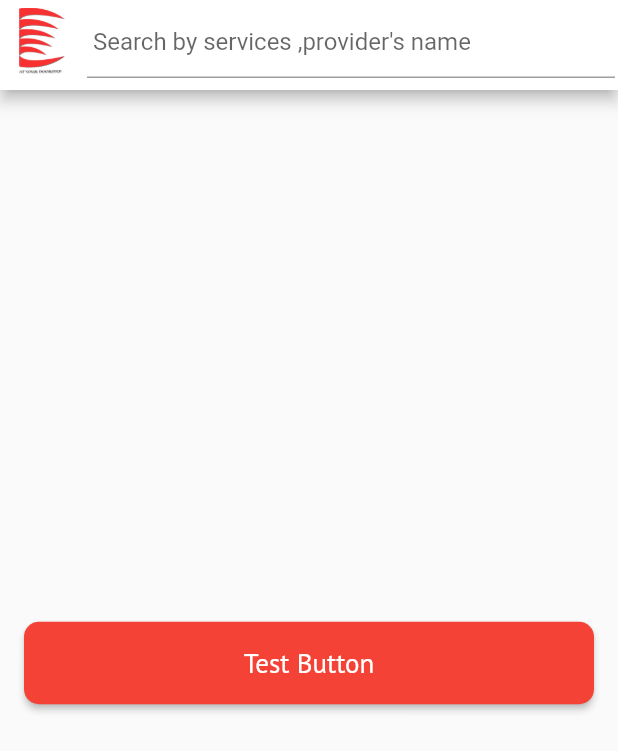
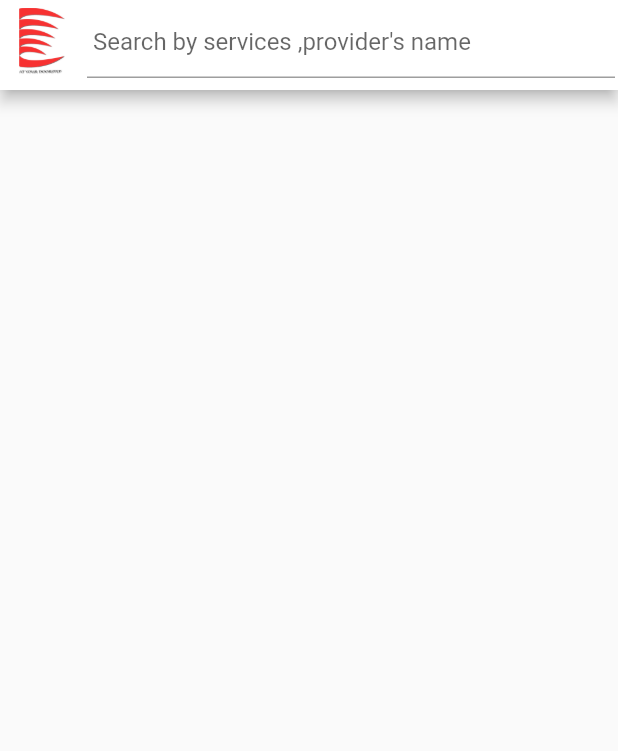
Before and after one commit to atyourdoorstep/at_your_doorstep-Ya_Ibrahim, a Flutter app: the SearchPage screen opened by its route, on a phone screen of 412 x 824 dp. Shown: the top 751 px of the screen. Run offline on Flutter 3.47's test engine with Material 2 defaults, Android fonts, the phone set to English and light mode, and no system bars; our stand-ins replace dio, flutter_easyloading, font_awesome_flutter, image_picker, location, shared_preferences; missing offline and left inert: blobs; accounts and stored records are empty.

```diff
--- a/lib/Screens/SearchPage.dart
+++ b/lib/Screens/SearchPage.dart
@@ -210,25 +210,7 @@ class _SearchPageState extends State<SearchPage> {
             ////
           ],
         ),
-      ): Center(
-        child: Padding(
-          padding: const EdgeInsets.all(8.0),
-          child: Padding(
-            padding: const EdgeInsets.all(8.0),
-            child: ElevatedButton(
-              onPressed: () {  },
-              child: Text("Test Button", style:
-              TextStyle(fontSize: 18, color: Colors.white, fontFamily: "PTSans" )),
-              style: ElevatedButton.styleFrom(
-                fixedSize: Size(double.maxFinite,55),
-                shape: RoundedRectangleBorder(
-                  borderRadius: BorderRadius.all(Radius.circular(10.0)),
-                ),
-              ),
-            ),
-          ),
-        ),
-      ),
+      ): Container(),
     );
   }
 
```
